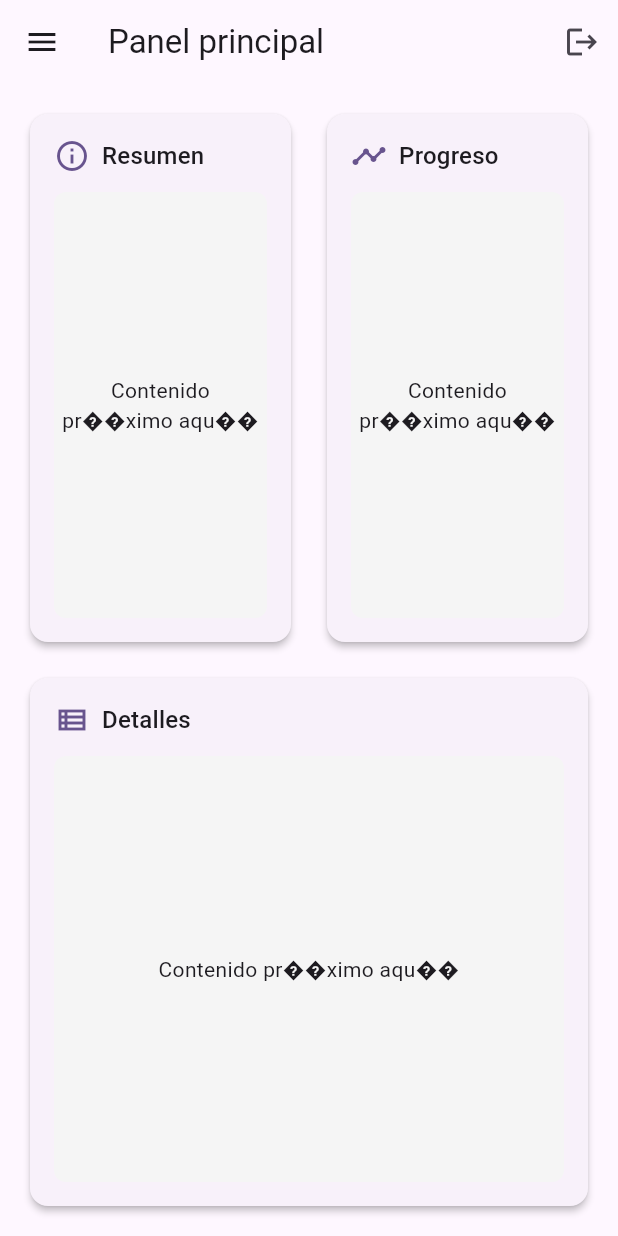
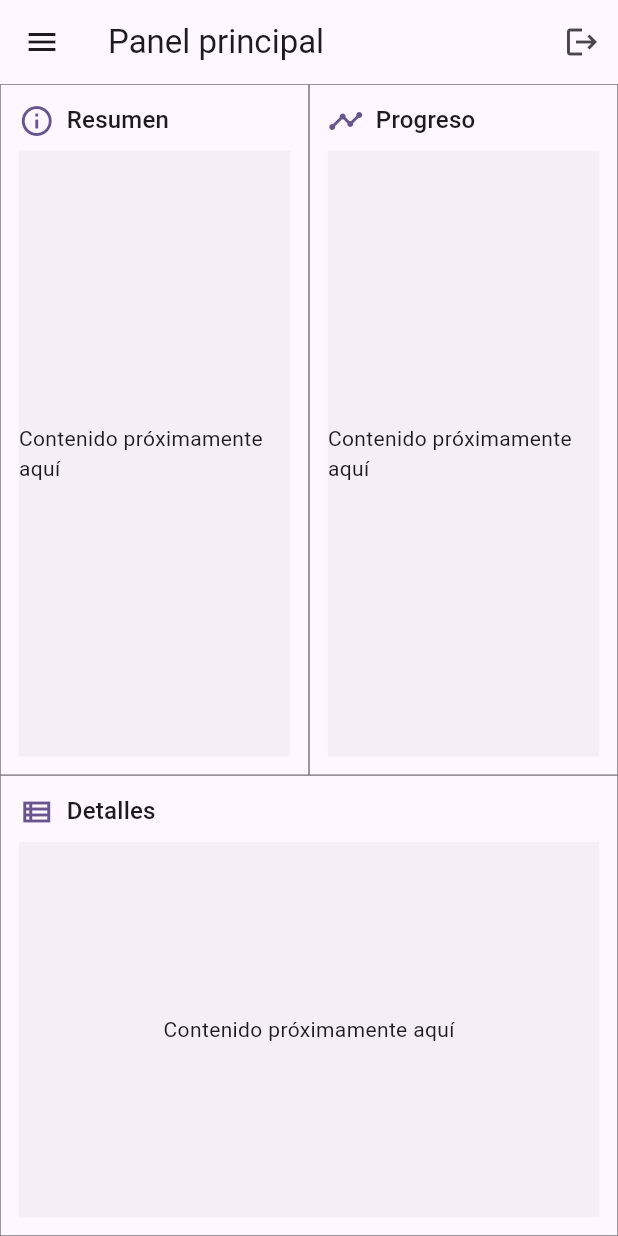
Before and after one commit to PedroGlz/etic_mobile, a Flutter app: the HomeScreen screen opened by its route, on a phone screen of 412 x 824 dp. Run offline on Flutter 3.47's test engine with Material 3 defaults, Android fonts, the phone set to English and light mode, and no system bars.

Commit message:
Paneles resize

```diff
--- a/lib/features/home/presentation/home_screen.dart
+++ b/lib/features/home/presentation/home_screen.dart
@@ -246,52 +246,133 @@ class _HomeCard extends StatelessWidget {
 /// Vista dividida en 3 partes para "Inspecci��n Actual":
 /// - Parte superior con dos paneles iguales (izquierda y derecha).
 /// - Parte inferior ocupando todo el ancho.
-class _CurrentInspectionSplitView extends StatelessWidget {
+class _CurrentInspectionSplitView extends StatefulWidget {
   const _CurrentInspectionSplitView();
 
   @override
+  State<_CurrentInspectionSplitView> createState() => _CurrentInspectionSplitViewState();
+}
+
+class _CurrentInspectionSplitViewState extends State<_CurrentInspectionSplitView> {
+  // Fracciones de espacio: alto de la fila superior y ancho del panel izquierdo
+  double _hFrac = 0.6; // 60% arriba, 40% abajo
+  double _vFrac = 0.5; // 50% izquierda, 50% derecha
+
+  // Límites para evitar colapsos
+  static const double _minFrac = 0.2;
+  static const double _maxFrac = 0.8;
+
+  // Grosor interactivo de las asas (invisible, sin huecos visuales)
+  static const double _handleThickness = 12.0;
+
+  @override
   Widget build(BuildContext context) {
-    return Padding(
-      padding: const EdgeInsets.all(16.0),
-      child: Column(
+    return LayoutBuilder(
+      builder: (context, constraints) {
+        final width = constraints.maxWidth;
+        final height = constraints.maxHeight;
+
+        final topHeight = (height * _hFrac).clamp(height * _minFrac, height * _maxFrac);
+        final leftWidth = (width * _vFrac).clamp(width * _minFrac, width * _maxFrac);
+        final rightWidth = width - leftWidth;
+        final bottomHeight = height - topHeight;
+
+        final borderColor = Theme.of(context).dividerColor;
+
+        return Stack(
           children: [
-          // Fila superior: dos paneles iguales
-          Expanded(
-            child: Row(
-              children: const [
-                Expanded(child: _SplitPanel(title: 'Resumen', icon: Icons.info_outline)),
-                SizedBox(width: 16),
-                Expanded(child: _SplitPanel(title: 'Progreso', icon: Icons.timeline_outlined)),
-              ],
+            // Panel superior izquierdo (Resumen)
+            Positioned(
+              left: 0,
+              top: 0,
+              width: leftWidth,
+              height: topHeight,
+              child: _CellPanel(title: 'Resumen', icon: Icons.info_outline, borderColor: borderColor),
+            ),
+            // Panel superior derecho (Progreso)
+            Positioned(
+              left: leftWidth,
+              top: 0,
+              width: rightWidth,
+              height: topHeight,
+              child: _CellPanel(title: 'Progreso', icon: Icons.timeline_outlined, borderColor: borderColor),
+            ),
+            // Panel inferior (Detalles) ocupa todo el ancho
+            Positioned(
+              left: 0,
+              top: topHeight,
+              width: width,
+              height: bottomHeight,
+              child: _CellPanel(title: 'Detalles', icon: Icons.view_list_outlined, borderColor: borderColor),
+            ),
+
+            // Asa vertical para redimensionar izquierda/derecha (sobre la fila superior)
+            Positioned(
+              left: leftWidth - (_handleThickness / 2),
+              top: 0,
+              width: _handleThickness,
+              height: topHeight,
+              child: MouseRegion(
+                cursor: SystemMouseCursors.resizeLeftRight,
+                child: GestureDetector(
+                  behavior: HitTestBehavior.translucent,
+                  onPanUpdate: (details) {
+                    setState(() {
+                      _vFrac = (_vFrac + details.delta.dx / width).clamp(_minFrac, _maxFrac);
+                    });
+                  },
                 ),
               ),
-          const SizedBox(height: 16),
-          // Panel inferior: ocupa todo el ancho
-          const Expanded(
-            child: _SplitPanel(title: 'Detalles', icon: Icons.view_list_outlined),
+            ),
+
+            // Asa horizontal para redimensionar alto arriba/abajo (entre fila superior e inferior)
+            Positioned(
+              left: 0,
+              top: topHeight - (_handleThickness / 2),
+              width: width,
+              height: _handleThickness,
+              child: MouseRegion(
+                cursor: SystemMouseCursors.resizeUpDown,
+                child: GestureDetector(
+                  behavior: HitTestBehavior.translucent,
+                  onPanUpdate: (details) {
+                    setState(() {
+                      _hFrac = (_hFrac + details.delta.dy / height).clamp(_minFrac, _maxFrac);
+                    });
+                  },
+                ),
+              ),
             ),
           ],
-      ),
+        );
+      },
     );
   }
 }
 
-/// Panel gen��rico utilizado en la vista dividida.
-class _SplitPanel extends StatelessWidget {
-  const _SplitPanel({required this.title, required this.icon});
+/// Panel tipo celda, sin márgenes entre sí.
+class _CellPanel extends StatelessWidget {
+  const _CellPanel({
+    required this.title,
+    required this.icon,
+    required this.borderColor,
+  });
 
   final String title;
   final IconData icon;
+  final Color borderColor;
 
   @override
   Widget build(BuildContext context) {
-    return Card(
-      elevation: 2,
-      clipBehavior: Clip.antiAlias,
-      child: Container(
-        padding: const EdgeInsets.all(16),
+    return Container(
       width: double.infinity,
       height: double.infinity,
+      decoration: BoxDecoration(
+        color: Theme.of(context).colorScheme.surface,
+        border: Border.all(color: borderColor, width: 0.5),
+      ),
+      child: Padding(
+        padding: const EdgeInsets.all(12),
         child: Column(
           crossAxisAlignment: CrossAxisAlignment.start,
           children: [
@@ -305,19 +386,13 @@ class _SplitPanel extends StatelessWidget {
                 ),
               ],
             ),
-            const SizedBox(height: 12),
+            const SizedBox(height: 8),
             Expanded(
               child: Container(
                 width: double.infinity,
-                decoration: BoxDecoration(
-                  color: Colors.grey.shade100,
-                  borderRadius: BorderRadius.circular(8),
-                ),
+                color: Theme.of(context).colorScheme.surfaceVariant.withOpacity(0.4),
                 child: const Center(
-                  child: Text(
-                    'Contenido pr��ximo aqu��',
-                    textAlign: TextAlign.center,
-                  ),
+                  child: Text('Contenido próximamente aquí'),
                 ),
               ),
             ),
```
Lines whose indentation alone changed are shown as unchanged.
